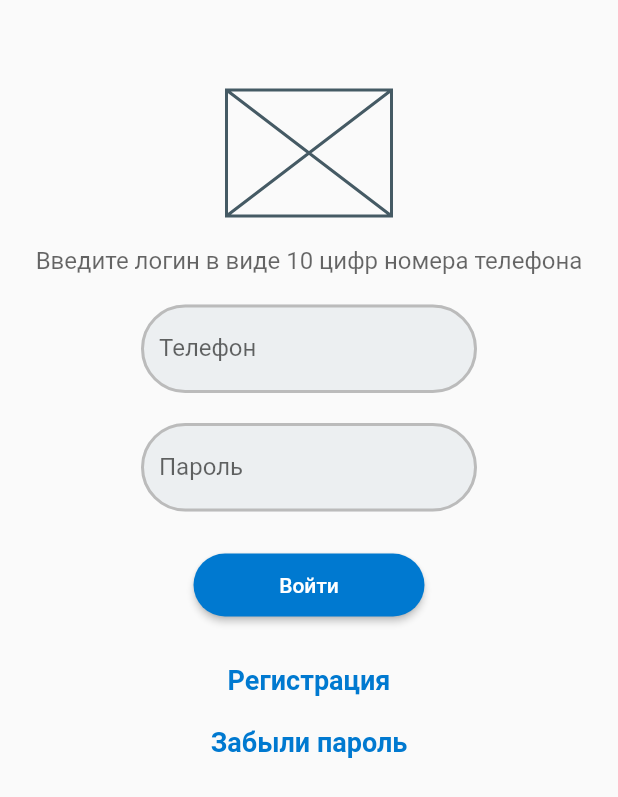
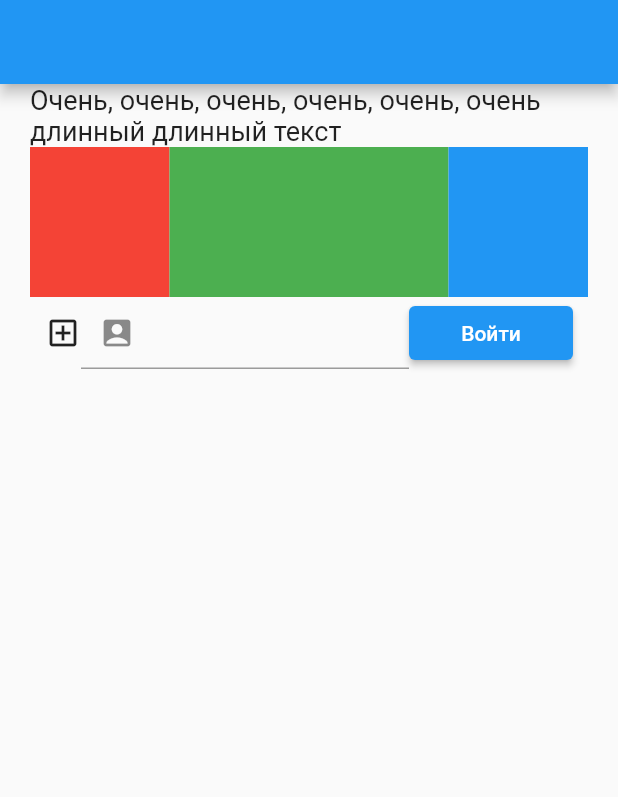
Before and after one commit to Olesya555/auth_page, a Flutter app: the screen it shows after launch, on a phone screen of 412 x 824 dp. Shown: the top 797 px of the screen. Run offline on Flutter 3.47's test engine with Material 2 defaults, Android fonts, the phone set to English and light mode, and no system bars.

Commit message:
Страница авторизации "до ума" ??? Работали с Expanded - учились делать динамические изменения

```diff
--- /dev/null
+++ b/lib/auth_page.dart
@@ -0,0 +1,94 @@
+import 'package:flutter/material.dart';
+
+void main() {
+  runApp(const MyApp());
+}
+
+class MyApp extends StatelessWidget {
+  const MyApp({Key? key}) : super(key: key);
+
+  // This widget is the root of your application.
+  @override
+  Widget build(BuildContext context) {
+    const borderStyle = OutlineInputBorder(
+        borderRadius: BorderRadius.all(Radius.circular(36)),
+        borderSide: BorderSide(
+            color: const Color(0xFFbbbbbb), width: 2));
+    const linkTextStyle = TextStyle(
+        fontSize: 18,
+        fontWeight: FontWeight.bold,
+        color: Color(0xFF0079D0)
+    );
+
+    return MaterialApp(
+      home: Scaffold(
+          body:Container(
+            width: double.infinity,
+            padding: EdgeInsets.symmetric(horizontal: 50),
+            child: SingleChildScrollView(
+              child: Column(children: [
+                SizedBox(height: 150,), // Отбивка
+
+                SizedBox(width: 110, height: 84, child: Placeholder(),),
+
+                SizedBox(height: 20,), // Отбивка
+
+                const Text('Введите логин в виде 10 цифр номера телефона',
+                  style: TextStyle(fontSize: 16, color: Color.fromRGBO(0, 0, 0, 0.6)),),
+
+                SizedBox(height: 20,), // Отбивка
+
+                const TextField(
+                  decoration: InputDecoration(
+                    filled: true,
+                    fillColor: Color(0xffeceff1),
+                    enabledBorder: borderStyle,
+                    focusedBorder: borderStyle,
+                    labelText: 'Телефон',
+                  ),
+                  keyboardType: TextInputType.phone,
+                ),
+
+                SizedBox(height: 20,), // Отбивка
+
+                const TextField(
+                  obscureText: true,
+                  decoration: InputDecoration(
+                    filled: true,
+                    fillColor: Color(0xffeceff1),
+                    enabledBorder: borderStyle,
+                    focusedBorder: borderStyle,
+                    labelText: 'Пароль',
+                  ),
+                ),
+
+                SizedBox(height: 28,), // Отбивка
+
+                SizedBox(width: 154, height: 42, child:
+                ElevatedButton(onPressed: () {},
+                  child: Text('Войти'),
+                  style: ElevatedButton.styleFrom(
+                      primary: Color(0xFF0079D0),
+                      shape: RoundedRectangleBorder(
+                        borderRadius: BorderRadius.circular(36.0),
+                      )
+                  ),
+                )
+                ),
+
+                SizedBox(height: 32,), // Отбивка
+
+                InkWell(child: const Text('Регистрация', style: linkTextStyle,
+                ), onTap: () {}),
+
+                SizedBox(height: 20,), // Отбивка
+
+                InkWell(child: const Text('Забыли пароль', style: linkTextStyle,
+                ), onTap: () {}),
+              ],),
+            ),
+          )
+      ),
+    );
+  }
+}
--- /dev/null
+++ b/lib/expanded_demo_screen.dart
@@ -0,0 +1,86 @@
+import 'package:flutter/material.dart';
+// Expanded - удобный механизм для создания виджетов, которые могут занимать
+// доступное пространство или расширяться
+// набираем st, вибираем StatelessWidget, добавляем ExpandedDemoScreen
+class ExpandedDemoScreen extends StatelessWidget {
+  const ExpandedDemoScreen({Key? key}) : super(key: key);
+
+  @override
+  Widget build(BuildContext context) {
+    return MaterialApp(
+      home: Scaffold( // "Скелет приложения" размещаем в доме
+        appBar: AppBar(), // добавили панель AppBar, чтобы автоматически шёл отступ сверху
+
+        // Чтобы регулировать колонку по нужной нам ширине по которой будет работать Expanded
+        // создаём Container
+        body: Container( // и здесь уже через padding: задаём нам нужные значения
+          padding: EdgeInsets.symmetric(horizontal: 20),
+
+          child: Column( // Для организации сетки элементов нашу строку оборачиваем колонкой
+            children: [
+
+// Организация виджетов строкой
+              Row(
+                children: [ // в Начале текст, потом его обернули виджетом Expanded,
+                  // который текст трансформирует под экран
+                  Expanded(child: Text("Очень, очень, очень, очень, очень, очень длинный длинный текст",
+                  style: TextStyle(fontSize: 18), // Добавили стиль: размер шрифта
+                  )),
+                ],
+              ),
+
+// ещё 1 строка, только в ней организуем 3 контейнера, сразу прописываем Expanded
+              Row (
+                children: [
+                  Expanded (
+                    flex: 1, // Виджет для распределения доступного пространства
+                    // суммирует значения и каждому распределяет свою долю
+                    child: Container( // 1 контейнер
+                    height: 100, // высота контейнера
+                    color: Colors.red, // цвет берем стандартный из AS
+                  ),),
+                  Expanded (
+                    flex: 2,
+                    child: Container( // 2 контейнер
+                    height: 100,
+                    color: Colors.green,
+                  ),),
+                  Expanded (
+                    flex: 1,
+                    child: Container( // 3 контейнер
+                    height: 100,
+                    color: Colors.blue,
+                  ),),
+                ],
+              ),
+
+// Пример построения строки с текстовым полем по ширине и кнопкой,
+// изменение размеров и добавление иконок
+              Padding( // можно сделать отступы по краям строки для красоты
+                padding: const EdgeInsets.symmetric(horizontal: 10),
+// Наша строка с текстовым полем, иконками и кнопкой
+                child: Row (
+                  children: [
+                    Icon (Icons.add_box_outlined), // Добавляем иконку перед текстовым полем
+                    Expanded(
+                      flex: 2, // распределяем занимаемое пространство внутри строки
+                      child: TextField(
+                        decoration: InputDecoration(
+                          prefixIcon: Icon(Icons.account_box_rounded), // добавили иконку внутрь TextField
+                        ),
+                      ),),
+                    // На кнопке ElevatedButton обработчик onPressed: пока оставляем пустым () {}
+                    Expanded(
+                        flex: 1, // распределяем занимаемое пространство внутри строки
+                        child: ElevatedButton(onPressed: () {}, child: Text("Войти"))),
+                    // Кнопка у нас тоже динамичсески изменяется
+                  ],
+                ),
+              )
+            ],
+          ),
+        ),
+      ),
+    );
+  }
+}
--- a/lib/main.dart
+++ b/lib/main.dart
@@ -1,81 +1,6 @@
+import 'package:auth_page/expanded_demo_screen.dart';
 import 'package:flutter/material.dart';
 
 void main() {
-  runApp(const MyApp());
+  runApp(const ExpandedDemoScreen());
 }
-
-class MyApp extends StatelessWidget {
-  const MyApp({Key? key}) : super(key: key);
-
-  // This widget is the root of your application.
-  @override
-  Widget build(BuildContext context) {
-    const borderStyle = OutlineInputBorder(
-      borderRadius: BorderRadius.all(Radius.circular(36)),
-      borderSide: BorderSide(
-        color: const Color(0xFFbbbbbb), width: 2));
-    const linkTextStyle = TextStyle(
-        fontSize: 18,
-        fontWeight: FontWeight.bold,
-        color: Color(0xFF0079D0)
-    );
-
-    return MaterialApp(
-      home: Scaffold(
-          body:Container(
-            width: double.infinity,
-            child: Column(children: [
-              SizedBox(height: 60,),
-              SizedBox(width: 110, height: 84, child: Placeholder(),),
-              SizedBox(height: 20,),
-              Text('Введите логин в виде 10 цифр номера телефона',
-                style: TextStyle(fontSize: 16, color: Color.fromRGBO(0, 0, 0, 0.6)),),
-              SizedBox(height: 20,),
-               const SizedBox(width: 224,
-                 child: TextField(
-                  decoration: InputDecoration(
-                    filled: true,
-                    fillColor: Color(0xffeceff1),
-                    enabledBorder: borderStyle,
-                    focusedBorder: borderStyle,
-                    labelText: 'Телефон',
-                  ),
-              ),
-               ),
-              SizedBox(height: 20,),
-              const SizedBox(width: 224,
-                child: TextField(
-                  obscureText: true,
-                  decoration: InputDecoration(
-                    filled: true,
-                    fillColor: Color(0xffeceff1),
-                    enabledBorder: borderStyle,
-                    focusedBorder: borderStyle,
-                    labelText: 'Пароль',
-                  ),
-                ),
-              ),
-              SizedBox(height: 28,),
-              SizedBox(width: 154, height: 42, child:
-                ElevatedButton(onPressed: () {},
-                    child: Text('Войти'),
-                  style: ElevatedButton.styleFrom(
-                    primary: Color(0xFF0079D0),
-                    shape: RoundedRectangleBorder(
-                      borderRadius: BorderRadius.circular(36.0),
-                    )
-                  ),
-                )
-              ),
-              SizedBox(height: 32,),
-              InkWell(child: const Text('Регистрация', style: linkTextStyle,
-              ), onTap: () {}),
-              SizedBox(height: 20,),
-              InkWell(child: const Text('Забыли пароль', style: linkTextStyle,
-              ), onTap: () {}),
-            ],),
-          )
-      ),
-    );
-  }
-}
```
